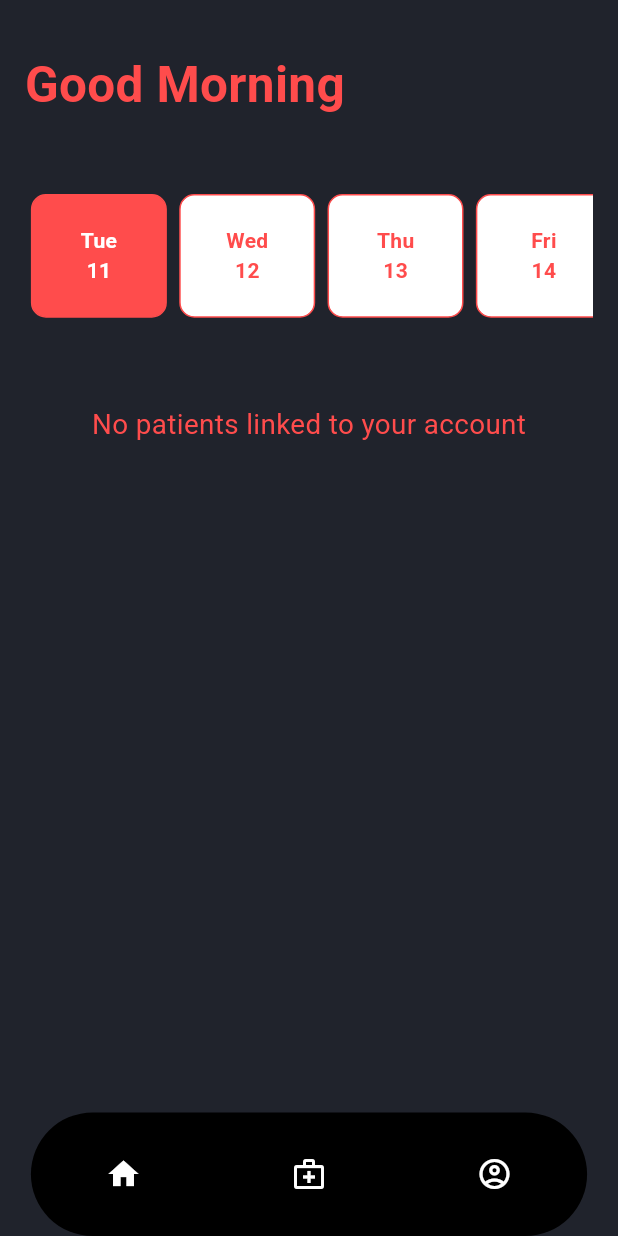
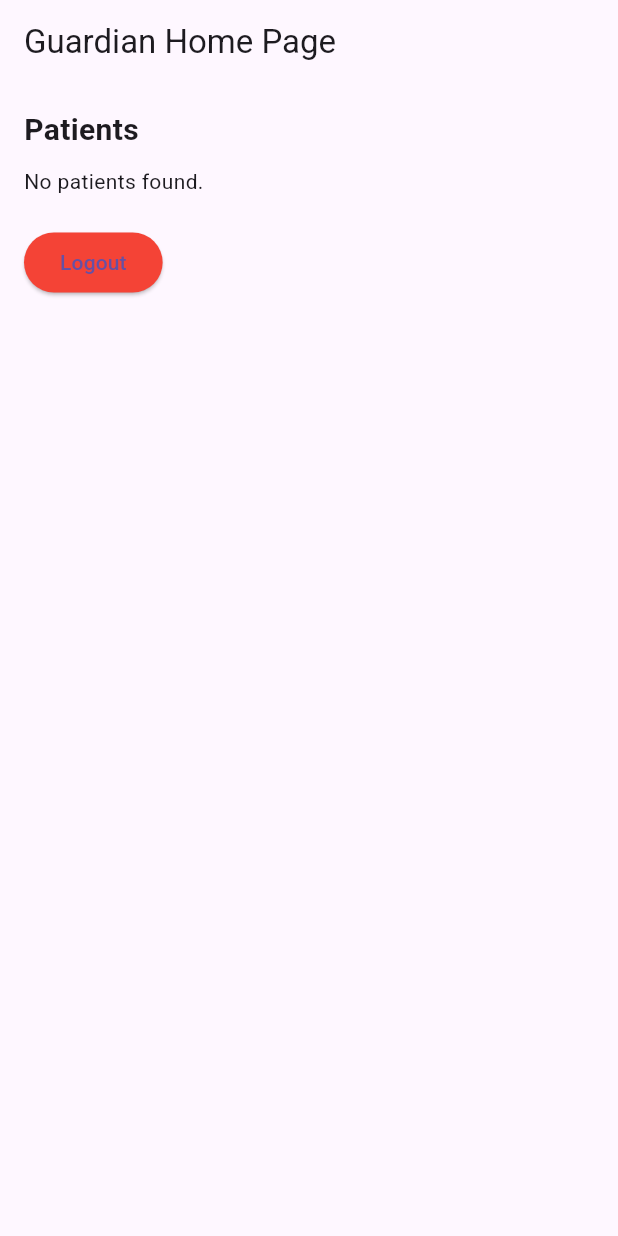
Before and after one commit to armaandeol/Oculoo, a Flutter app: the screen it shows after launch, on a phone screen of 412 x 824 dp. Run offline on Flutter 3.47's test engine with Material 3 defaults, Android fonts, the phone set to English and light mode, and no system bars; our stand-ins replace cloud_firestore, firebase_auth, firebase_core, firebase_storage, image_picker, qr_flutter; accounts and stored records are empty; generated files the repository leaves out were written again.

Commit message:
showing patient names

```diff
--- a/lib/Guardian/home.dart
+++ b/lib/Guardian/home.dart
@@ -1,9 +1,7 @@
 import 'package:flutter/material.dart';
 import 'package:firebase_auth/firebase_auth.dart';
 import 'package:cloud_firestore/cloud_firestore.dart';
-import 'package:oculoo02/core/configs/theme/app_color.dart';
-import 'package:intl/intl.dart';
-import 'package:oculoo02/presentation/widgets/bottom_nav_bar.dart';
+import 'package:oculoo02/presentation/auth/sign_in.dart';
 
 class GuardianHomePage extends StatefulWidget {
   const GuardianHomePage({Key? key}) : super(key: key);
@@ -13,310 +11,139 @@ class GuardianHomePage extends StatefulWidget {
 }
 
 class _GuardianHomePageState extends State<GuardianHomePage> {
-  final int initialDays = 14;
-  late DateTime _startDate;
-  DateTime? _selectedDate;
-  final ScrollController _dateScrollController = ScrollController();
   List<String> _patientIds = [];
-  String? _selectedPatientId;
 
   @override
   void initState() {
     super.initState();
-    _startDate = DateTime.now();
-    _selectedDate = _startDate;
     _loadLinkedPatients();
-    WidgetsBinding.instance.addPostFrameCallback((_) => _scrollToSelected());
   }
 
-  void _loadLinkedPatients() async {
-    final user = FirebaseAuth.instance.currentUser;
-    if (user != null) {
-      final doc = await FirebaseFirestore.instance
-          .collection('guardians')
+  /// Loads the linked patient UIDs from the guardian's listing subcollection.
+  Future<void> _loadLinkedPatients() async {
+    final User? user = FirebaseAuth.instance.currentUser;
+    if (user == null) {
+      print("No user is logged in.");
+      return;
+    }
+    try {
+      final QuerySnapshot snapshot = await FirebaseFirestore.instance
+          .collection('guardian')
           .doc(user.uid)
+          .collection('listing')
           .get();
-      if (doc.exists) {
+
+      List<String> patientIds = [];
+      for (var doc in snapshot.docs) {
+        final data = doc.data();
+        // Expecting each document to have a 'uid' field that stores the patient's UID.
+        if (data is Map<String, dynamic> && data.containsKey('uid')) {
+          patientIds.add(data['uid'].toString());
+        }
+      }
       setState(() {
-          _patientIds = List<String>.from(doc.data()!['patients'] ?? []);
-          if (_patientIds.isNotEmpty) {
-            _selectedPatientId = _patientIds.first;
-          }
+        _patientIds = patientIds;
       });
-      }
+    } catch (e) {
+      print("Error loading linked patients: $e");
     }
   }
 
-  void _scrollToSelected() {
-    if (_selectedDate == null) return;
-    final index = _selectedDate!.difference(_startDate).inDays;
-    final screenWidth = MediaQuery.of(context).size.width;
-    final itemWidth = screenWidth * 0.22;
-    final offset = (itemWidth * index) - (screenWidth / 2 - itemWidth / 2);
-    _dateScrollController.animateTo(
-      offset,
-      duration: const Duration(milliseconds: 500),
-      curve: Curves.easeInOut,
+  /// Builds the Patients section which displays patient names fetched from the 'patient' collection.
+  Widget _buildPatientsSection(Size size) {
+    return Column(
+      crossAxisAlignment: CrossAxisAlignment.start,
+      children: [
+        Text(
+          "Patients",
+          style: TextStyle(fontSize: 20, fontWeight: FontWeight.bold),
+        ),
+        const SizedBox(height: 10),
+        _patientIds.isEmpty
+            ? const Text("No patients found.")
+            : Column(
+                children: _patientIds
+                    .map((patientId) => _buildPatientListItem(patientId, size))
+                    .toList(),
+              ),
+      ],
     );
   }
 
-  String getGreeting() {
-    final hour = DateTime.now().hour;
-    if (hour < 12) return 'Good Morning';
-    if (hour < 17) return 'Good Afternoon';
-    return 'Good Evening';
+  /// Builds a list item for a patient by fetching the patient document using the UID.
+  Widget _buildPatientListItem(String patientId, Size size) {
+    return FutureBuilder<DocumentSnapshot>(
+      future:
+          FirebaseFirestore.instance.collection('patient').doc(patientId).get(),
+      builder: (context, snapshot) {
+        if (snapshot.connectionState == ConnectionState.waiting) {
+          return const ListTile(
+            title: Center(child: CircularProgressIndicator()),
+          );
         }
-
-  bool isSameDay(DateTime a, DateTime b) =>
-      a.year == b.year && a.month == b.month && a.day == b.day;
-
-  List<DateTime> _generateDates() =>
-      List.generate(initialDays, (i) => _startDate.add(Duration(days: i)));
-
-  Widget _buildPatientSelector(Size size) {
-    return Container(
-      height: size.height * 0.06,
-      decoration: BoxDecoration(
-        color: AppColor.secondary.withOpacity(0.1),
-        borderRadius: BorderRadius.circular(15),
-      ),
-      padding: const EdgeInsets.symmetric(horizontal: 12),
-      child: DropdownButtonHideUnderline(
-        child: DropdownButton<String>(
-          value: _selectedPatientId,
-          icon: Icon(Icons.arrow_drop_down, color: AppColor.secondary),
-          items: _patientIds.map((id) {
-            return DropdownMenuItem<String>(
-              value: id,
-              child: FutureBuilder<DocumentSnapshot>(
-                future: FirebaseFirestore.instance
-                    .collection('patient')
-                    .doc(id)
-                    .get(),
-                builder: (context, snapshot) {
-                  final name = snapshot.data?.get('name') ?? 'Patient';
-                  return Text(
-                    name,
-                    style: TextStyle(
-                      fontSize: size.width * 0.04,
-                      color: AppColor.secondary,
+        if (snapshot.hasError) {
+          return ListTile(
+            title: Text('Error loading patient',
+                style: TextStyle(color: Colors.red)),
+          );
+        }
+        if (!snapshot.hasData || !snapshot.data!.exists) {
+          return ListTile(
+            title: Text('No patient found for UID: $patientId'),
+          );
+        }
+        final patientData = snapshot.data!.data() as Map<String, dynamic>;
+        final String patientName = patientData['name'] ?? 'Unknown Patient';
+        return ListTile(
+          leading: const Icon(Icons.person_outline),
+          title: Text(
+            patientName,
+            style: TextStyle(fontSize: size.width * 0.045),
           ),
         );
       },
-              ),
-            );
-          }).toList(),
-          onChanged: (value) => setState(() => _selectedPatientId = value),
-        ),
-      ),
     );
   }
 
+  /// Signs out the current user and navigates to the Sign In screen.
+  Future<void> _logout() async {
+    try {
+      await FirebaseAuth.instance.signOut();
+      print("User signed out successfully.");
+      Navigator.pushReplacement(
+        context,
+        MaterialPageRoute(builder: (context) => SignIn()),
+      );
+    } catch (e) {
+      print("Error signing out: $e");
+    }
+  }
+
+  // Optionally, you can keep your other buttons (debug, add, etc.) here.
   @override
   Widget build(BuildContext context) {
     final size = MediaQuery.of(context).size;
-
     return Scaffold(
-      backgroundColor: AppColor.background,
-      bottomNavigationBar: const BottomNavBarCustome(),
-      body: RefreshIndicator(
-        onRefresh: () async => setState(() {}),
-        child: SingleChildScrollView(
-          physics: const AlwaysScrollableScrollPhysics(),
-          child: Container(
-            padding: EdgeInsets.symmetric(
-              horizontal: size.width * 0.04,
-              vertical: size.height * 0.02,
-            ),
+      appBar: AppBar(title: const Text("Guardian Home Page")),
+      body: SingleChildScrollView(
+        padding: const EdgeInsets.all(16.0),
         child: Column(
           crossAxisAlignment: CrossAxisAlignment.start,
           children: [
-                _buildHeader(size),
-                SizedBox(height: size.height * 0.02),
-                if (_patientIds.isNotEmpty) _buildPatientSelector(size),
-                SizedBox(height: size.height * 0.02),
-                _buildDateSelector(size),
-                SizedBox(height: size.height * 0.03),
-                if (_selectedPatientId != null) _buildPatientDataSection(size),
-                if (_patientIds.isEmpty)
-                  Center(
-                    child: Padding(
-                      padding: EdgeInsets.all(size.height * 0.04),
-                      child: Text(
-                        'No patients linked to your account',
-                        style: TextStyle(
-                          fontSize: size.width * 0.045,
-                          color: AppColor.secondary,
+            // Patients section that displays patient names.
+            _buildPatientsSection(size),
+            const SizedBox(height: 20),
+            // Logout button (optional)
+            ElevatedButton(
+              onPressed: _logout,
+              style: ElevatedButton.styleFrom(
+                backgroundColor: Colors.red,
               ),
-                      ),
-                    ),
-                  ),
-              ],
-            ),
-          ),
-        ),
-      ),
-    );
-  }
-
-  Widget _buildHeader(Size size) {
-    return Padding(
-      padding: EdgeInsets.symmetric(vertical: size.height * 0.02),
-      child: Text(
-        getGreeting(),
-        style: TextStyle(
-          fontSize: size.width * 0.08,
-          fontWeight: FontWeight.bold,
-          color: AppColor.secondary,
-        ),
-      ),
-    );
-  }
-
-  Widget _buildSectionTitle(String title, Size size) {
-    return Padding(
-      padding: EdgeInsets.symmetric(vertical: size.height * 0.01),
-      child: Text(
-        title,
-        style: TextStyle(
-          fontSize: size.width * 0.05,
-          fontWeight: FontWeight.bold,
-          color: AppColor.secondary,
-        ),
-      ),
-    );
-  }
-
-  Widget _buildDateSelector(Size size) {
-    final dates = _generateDates();
-    return SizedBox(
-      height: size.height * 0.1,
-      child: ListView.builder(
-        controller: _dateScrollController,
-        scrollDirection: Axis.horizontal,
-        itemCount: dates.length,
-        itemBuilder: (context, index) {
-          final date = dates[index];
-          final isSelected = isSameDay(date, _selectedDate!);
-          return GestureDetector(
-            onTap: () => setState(() => _selectedDate = date),
-            child: Container(
-              width: size.width * 0.22,
-              margin: EdgeInsets.symmetric(horizontal: size.width * 0.01),
-              decoration: BoxDecoration(
-                color: isSelected ? AppColor.secondary : Colors.white,
-                borderRadius: BorderRadius.circular(10),
-                border: Border.all(color: AppColor.secondary),
-              ),
-              child: Column(
-                mainAxisAlignment: MainAxisAlignment.center,
-                children: [
-                  Text(
-                    DateFormat.E().format(date),
-                    style: TextStyle(
-                      color: isSelected ? Colors.white : AppColor.secondary,
-                      fontWeight: FontWeight.bold,
-                    ),
-                  ),
-                  Text(
-                    DateFormat.d().format(date),
-                    style: TextStyle(
-                      color: isSelected ? Colors.white : AppColor.secondary,
-                      fontWeight: FontWeight.bold,
-                    ),
+              child: const Text("Logout"),
             ),
           ],
         ),
       ),
     );
-        },
-      ),
-    );
-  }
-
-  Widget _buildPatientDataSection(Size size) {
-    return Column(
-      crossAxisAlignment: CrossAxisAlignment.start,
-      children: [
-        _buildSectionTitle('Medication Schedule', size),
-        _buildMedicationStream(size),
-        SizedBox(height: size.height * 0.03),
-        _buildSectionTitle('Recent Logs', size),
-        _buildLogStream(size),
-      ],
-    );
-  }
-
-  Widget _buildMedicationStream(Size size) {
-    return StreamBuilder<QuerySnapshot>(
-      stream: FirebaseFirestore.instance
-          .collection('patient')
-          .doc(_selectedPatientId)
-          .collection('Medications')
-          .snapshots(),
-      builder: (context, snapshot) {
-        if (!snapshot.hasData) return _buildLoadingIndicator();
-        return _buildMedicationList(snapshot.data!.docs, size);
-      },
-    );
-  }
-
-  Widget _buildLogStream(Size size) {
-    return StreamBuilder<QuerySnapshot>(
-      stream: FirebaseFirestore.instance
-          .collection('patient')
-          .doc(_selectedPatientId)
-          .collection('Logs')
-          .orderBy('timestamp', descending: true)
-          .limit(5)
-          .snapshots(),
-      builder: (context, snapshot) {
-        if (!snapshot.hasData) return _buildLoadingIndicator();
-        return _buildLogList(snapshot.data!.docs, size);
-      },
-    );
-  }
-
-  Widget _buildMedicationList(List<QueryDocumentSnapshot> docs, Size size) {
-    return ListView.builder(
-      shrinkWrap: true,
-      physics: const NeverScrollableScrollPhysics(),
-      itemCount: docs.length,
-      itemBuilder: (ctx, i) {
-        final med = docs[i].data() as Map<String, dynamic>;
-        return _buildMedicationItem(med, size);
-      },
-    );
-  }
-
-  Widget _buildLogList(List<QueryDocumentSnapshot> docs, Size size) {
-    return ListView.builder(
-      shrinkWrap: true,
-      physics: const NeverScrollableScrollPhysics(),
-      itemCount: docs.length,
-      itemBuilder: (ctx, i) {
-        final log = docs[i].data() as Map<String, dynamic>;
-        return _buildLogItem(log, size);
-      },
-    );
-  }
-
-  Widget _buildLoadingIndicator() {
-    return const Center(child: CircularProgressIndicator());
-  }
-
-  Widget _buildLogItem(Map<String, dynamic> log, Size size) {
-    return ListTile(
-      title: Text(log['title'] ?? 'No Title'),
-      subtitle:
-          Text(DateFormat.yMMMd().add_jm().format(log['timestamp'].toDate())),
-    );
-  }
-
-  Widget _buildMedicationItem(Map<String, dynamic> med, Size size) {
-    return ListTile(
-      title: Text(med['name'] ?? 'No Name'),
-      subtitle: Text('Dosage: ${med['dosage'] ?? 'N/A'}'),
-    );
   }
 }
```
Lines whose indentation alone changed are shown as unchanged.
